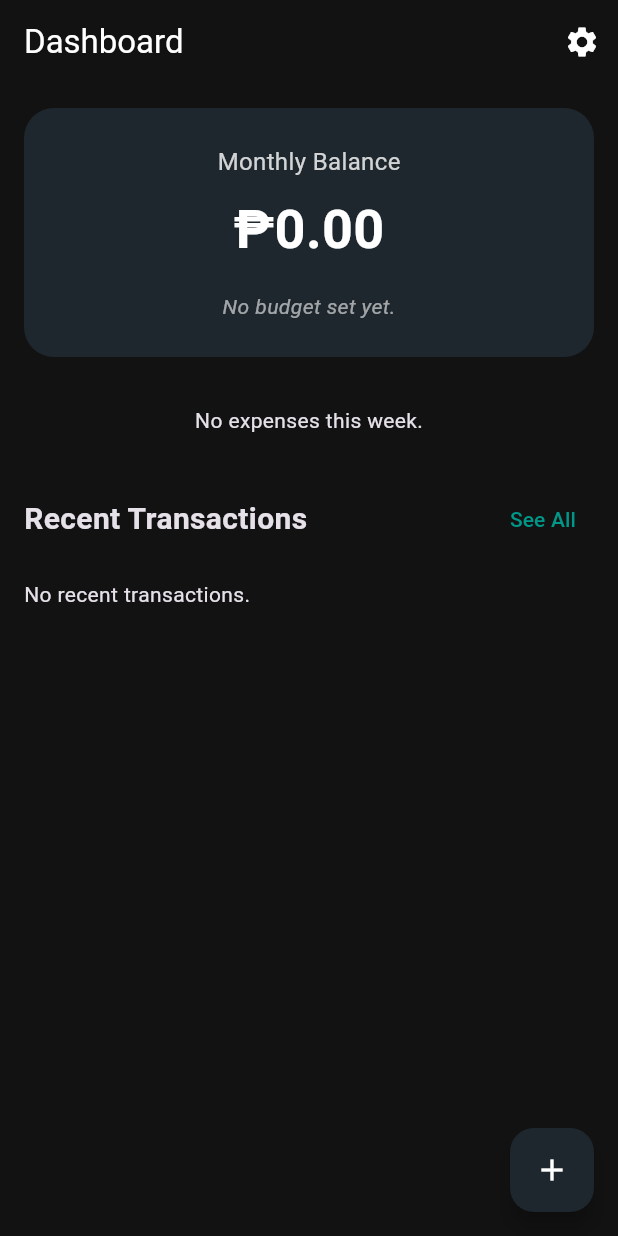
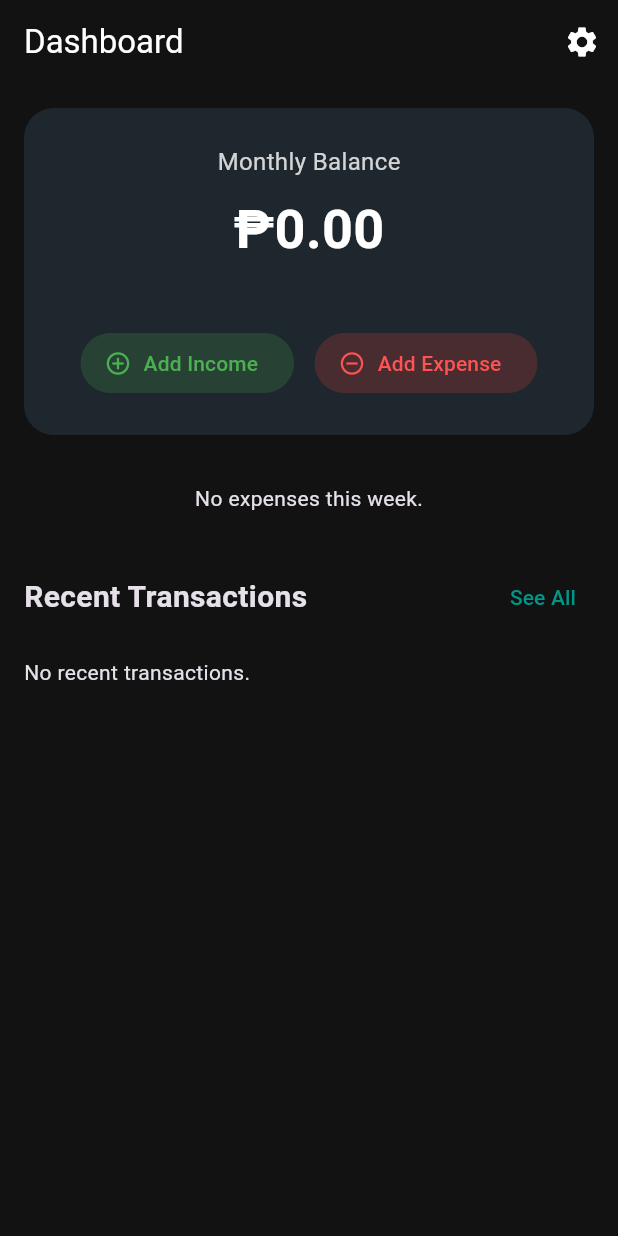
Before and after one commit to JohnRobert-Olano/MoneyTrace, a Flutter app: the screen it shows after launch, on a phone screen of 412 x 824 dp. Run offline on Flutter 3.47's test engine with Material 3 defaults, Android fonts, the phone set to English and light mode, and no system bars; our stand-ins replace fl_chart, flutter_dotenv, google_generative_ai, sqflite; accounts and stored records are empty.

Commit message:
feat: add income tracking feature and fix burn rate warning UI

```diff
--- /dev/null
+++ b/lib/models/income.dart
@@ -0,0 +1,31 @@
+class Income {
+  final int? id;
+  final double amount;
+  final String source;
+  final DateTime date;
+
+  Income({
+    this.id,
+    required this.amount,
+    required this.source,
+    required this.date,
+  });
+
+  Map<String, dynamic> toMap() {
+    return {
+      'id': id,
+      'amount': amount,
+      'source': source,
+      'date': date.toIso8601String(),
+    };
+  }
+
+  factory Income.fromMap(Map<String, dynamic> map) {
+    return Income(
+      id: map['id'],
+      amount: map['amount'],
+      source: map['source'],
+      date: DateTime.parse(map['date']),
+    );
+  }
+}
--- a/lib/screens/dashboard_screen.dart
+++ b/lib/screens/dashboard_screen.dart
@@ -7,6 +7,7 @@ import '../models/expense.dart';
 import 'add_expense_screen.dart';
 import 'settings_screen.dart';
 import 'history_screen.dart';
+import 'add_income_screen.dart';
 
 class DashboardScreen extends StatefulWidget {
   const DashboardScreen({super.key});
@@ -16,7 +17,7 @@ class DashboardScreen extends StatefulWidget {
 }
 
 class _DashboardScreenState extends State<DashboardScreen> {
-  double _monthlyTotal = 0.0;
+  double _monthlyTotalBalance = 0.0;
   double _monthlyBudget = 0.0;
   double _projectedSpend = 0.0;
   List<Expense> _recentExpenses = [];
@@ -32,14 +33,15 @@ class _DashboardScreenState extends State<DashboardScreen> {
   Future<void> _loadDashboardData() async {
     final db = DBHelper.instance;
 
-    final total = await db.getMonthlyTotalBalance();
+    final expenses = await db.getMonthlyTotalBalance(); // this returns expense sum
+    final income = await db.getMonthlyTotalIncome();
     final budget = await db.getTotalMonthlyBudget();
     final projection = await db.getProjectedMonthlySpend();
     final recent = await db.getRecentExpenses(5);
     final categoryData = await db.getWeeklyExpensesByCategory();
 
     setState(() {
-      _monthlyTotal = total;
+      _monthlyTotalBalance = income - expenses;
       _monthlyBudget = budget;
       _projectedSpend = projection;
       _recentExpenses = recent;
@@ -90,15 +92,6 @@ class _DashboardScreenState extends State<DashboardScreen> {
           ],
         ),
         body: _buildBody(context),
-        floatingActionButton: FloatingActionButton(
-          onPressed: () {
-            Navigator.push(
-              context,
-              MaterialPageRoute(builder: (context) => const AddExpenseScreen()),
-            ).then((_) => _loadDashboardData()); // Refresh on return
-          },
-          child: const Icon(Icons.add),
-        ),
       );
     }
   }
@@ -149,7 +142,7 @@ class _DashboardScreenState extends State<DashboardScreen> {
           ),
           const SizedBox(height: 8),
           Text(
-            formatCurrency.format(_monthlyTotal),
+            formatCurrency.format(_monthlyTotalBalance),
             style: TextStyle(
               fontSize: 36,
               fontWeight: FontWeight.bold,
@@ -157,36 +150,59 @@ class _DashboardScreenState extends State<DashboardScreen> {
             ),
           ),
           const SizedBox(height: 16),
-          if (_monthlyBudget > 0) ...[
+          if (_monthlyBudget > 0 && isOverBudget) ...[
             Container(
               padding: const EdgeInsets.symmetric(horizontal: 16, vertical: 8),
               decoration: BoxDecoration(
-                color: isOverBudget
-                  ? Colors.redAccent.withAlpha(50)
-                  : Colors.greenAccent.withAlpha(50),
+                color: Colors.redAccent.withAlpha(50),
                 borderRadius: BorderRadius.circular(12),
               ),
-              child: DefaultTextStyle(
-                style: TextStyle(
-                  color: isOverBudget ? Colors.redAccent : Colors.greenAccent,
+              child: Text(
+                'Warning: At this rate, you will overspend by ${formatCurrency.format(_projectedSpend - _monthlyBudget)}',
+                style: const TextStyle(
+                  color: Colors.redAccent,
                   fontWeight: FontWeight.bold,
                   fontSize: 14,
                 ),
-                child: isOverBudget
-                    ? Text('Warning: At this rate, you will overspend by ${formatCurrency.format(_projectedSpend - _monthlyBudget)}')
-                    : Text('Great job! You are projected to stay under budget.'),
               ),
             )
-          ] else ...[
-            Text(
-              'No budget set yet.',
-              style: TextStyle(
-                fontSize: 14,
-                fontStyle: FontStyle.italic,
-                color: Theme.of(context).colorScheme.onPrimaryContainer.withAlpha(150),
+          ],
+          const SizedBox(height: 24),
+          Row(
+            mainAxisAlignment: MainAxisAlignment.spaceEvenly,
+            children: [
+              ElevatedButton.icon(
+                onPressed: () {
+                  Navigator.push(
+                    context,
+                    MaterialPageRoute(builder: (context) => const AddIncomeScreen()),
+                  ).then((_) => _loadDashboardData());
+                },
+                icon: const Icon(Icons.add_circle_outline),
+                label: const Text('Add Income'),
+                style: ElevatedButton.styleFrom(
+                  backgroundColor: Colors.green.withAlpha(50),
+                  foregroundColor: Colors.green,
+                  elevation: 0,
+                ),
               ),
-            ),
-          ],
+              ElevatedButton.icon(
+                onPressed: () {
+                  Navigator.push(
+                    context,
+                    MaterialPageRoute(builder: (context) => const AddExpenseScreen()),
+                  ).then((_) => _loadDashboardData());
+                },
+                icon: const Icon(Icons.remove_circle_outline),
+                label: const Text('Add Expense'),
+                style: ElevatedButton.styleFrom(
+                  backgroundColor: Colors.red.withAlpha(50),
+                  foregroundColor: Colors.redAccent,
+                  elevation: 0,
+                ),
+              ),
+            ],
+          ),
         ],
       ),
     );
```
Also changed, not shown: lib/database/db_helper.dart (+45 -1 lines), lib/screens/add_income_screen.dart (added, +185 -0 lines).
